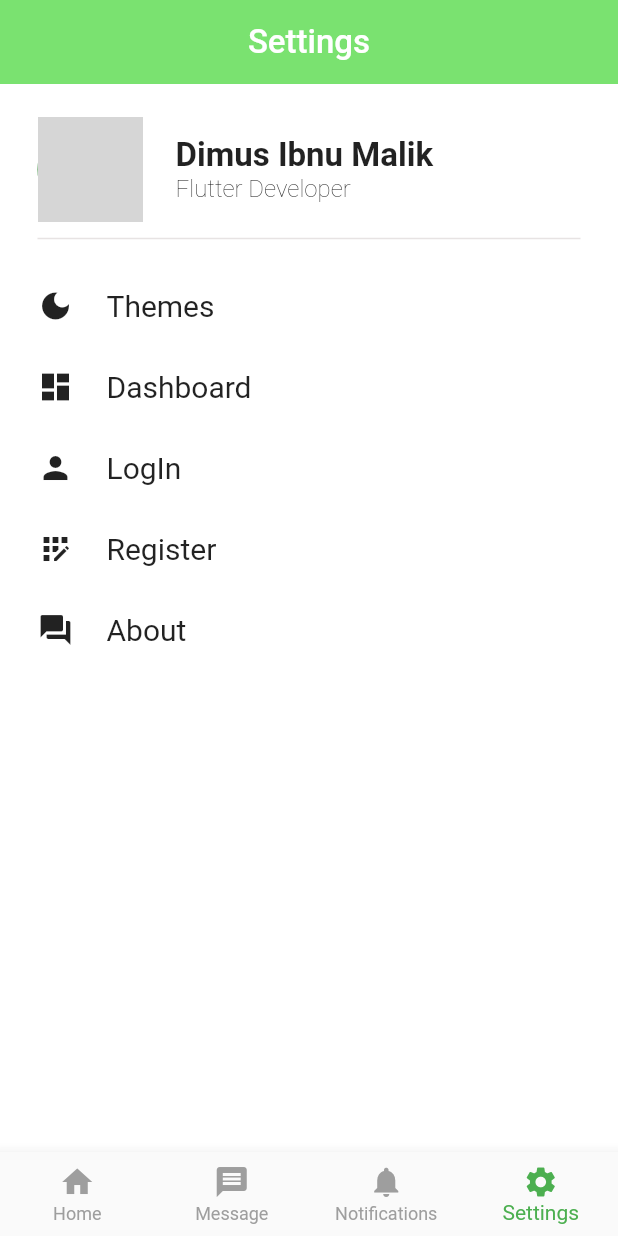
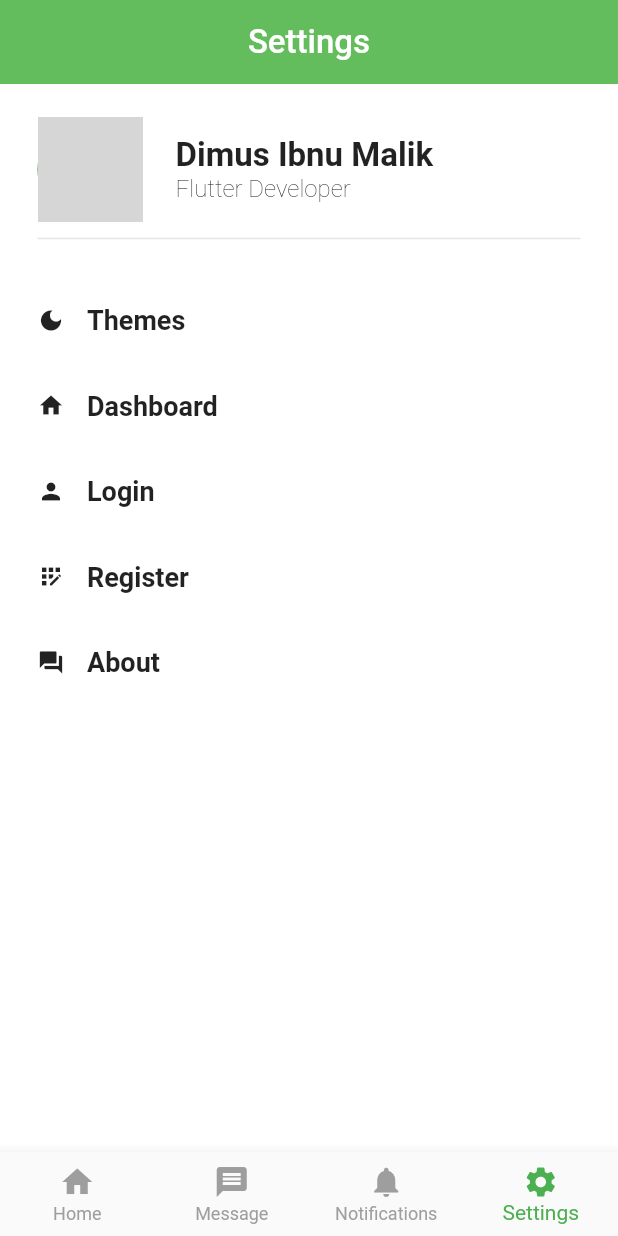
Before and after one commit to mansilogic/MiniProject, a Flutter app: the screen it shows after launch, item 4 of the bottom bar chosen, after a tap on "Themes", on a phone screen of 412 x 824 dp. Run offline on Flutter 3.47's test engine with Material 2 defaults, Android fonts, the phone set to English and light mode, and no system bars; our stand-ins replace carousel_slider, dots_indicator; network calls fail; Roboto replaces fonts that are missing (ABeeZee); grey boxes are pictures that could not be loaded.

Commit message:
ui design updated

```diff
--- /dev/null
+++ b/lib/ui/browser.dart
@@ -0,0 +1,110 @@
+// ignore_for_file: prefer_const_constructors
+
+import 'package:flutter/material.dart';
+
+class BrowserList extends StatefulWidget {
+  const BrowserList({Key? key}) : super(key: key);
+
+  @override
+  State<BrowserList> createState() => _BrowserListState();
+}
+
+class _BrowserListState extends State<BrowserList> {
+  List<Widget> newsList = [];
+  List<String> browserImages = [
+    'lib/images/browser.jpg',
+    'lib/images/big-one.jpg',
+    'lib/images/landscape-photography-13.jpg'
+  ];
+
+  @override
+  void initState() {
+    super.initState();
+    manageList();
+  }
+
+  @override
+  Widget build(BuildContext context) {
+    return Column(
+      children: [
+        const Divider(
+          color: Color.fromARGB(255, 231, 227, 227),
+          height: 22,
+          thickness: 1,
+        ),
+        Row(
+          mainAxisAlignment: MainAxisAlignment.spaceBetween,
+          children: [
+            const Text(
+              "Browser",
+              style: TextStyle(
+                fontWeight: FontWeight.bold,
+                fontSize: 18,
+                fontFamily: 'ABeeZee',
+              ),
+            ),
+            InkWell(
+              onTap: () {},
+              child: const Text(
+                "Filter",
+                style: TextStyle(
+                  fontWeight: FontWeight.w600,
+                  color: Colors.green,
+                  fontSize: 15,
+                ),
+              ),
+            ),
+          ],
+        ),
+        Column(
+          children: newsList,
+        )
+      ],
+    );
+  }
+
+  manageList() {
+    for (int i = 0; i < browserImages.length; i++) {
+      newsList
+          .add(InkWell(onTap: () {}, child: browserContent(browserImages[i])));
+    }
+  }
+
+  Widget browserContent(String imagePath) {
+    return Stack(
+      children: [
+        Container(
+          height: 150,
+          decoration: BoxDecoration(
+            borderRadius: BorderRadius.circular(10),
+            image: DecorationImage(
+              fit: BoxFit.cover,
+              image: AssetImage(imagePath),
+            ),
+          ),
+          margin: const EdgeInsets.symmetric(vertical: 10),
+        ),
+        Padding(
+          padding: const EdgeInsets.symmetric(vertical: 15, horizontal: 5),
+          child: Align(
+            alignment: Alignment.topRight,
+            child: Row(
+              mainAxisSize: MainAxisSize.min,
+              children: [
+                ElevatedButton(
+                  style: ElevatedButton.styleFrom(
+                      backgroundColor: Colors.black.withOpacity(0),
+                      shape: const CircleBorder(),
+                      padding: EdgeInsets.all(10),
+                      minimumSize: const Size.fromRadius(2)),
+                  onPressed: () {},
+                  child: const Icon(Icons.redeem_sharp),
+                ),
+              ],
+            ),
+          ),
+        ),
+      ],
+    );
+  }
+}
--- a/lib/ui/carsousel-slider.dart
+++ b/lib/ui/carsousel-slider.dart
@@ -3,55 +3,74 @@ import 'package:dots_indicator/dots_indicator.dart';
 import 'package:flutter/material.dart';
 
 class CarsouselSlider extends StatefulWidget {
-  const CarsouselSlider({super.key});
+  const CarsouselSlider({Key? key}) : super(key: key);
 
   @override
   State<CarsouselSlider> createState() => _CarsouselSliderState();
 }
 
 class _CarsouselSliderState extends State<CarsouselSlider> {
-  final List<Widget> items = [
-    Container(
-      decoration: BoxDecoration(
-        borderRadius: BorderRadius.circular(15),
-        image: const DecorationImage(
-          image: AssetImage('lib/images/landscape.jpg'),
-          fit: BoxFit.cover,
-        ),
-      ),
-    ),
-    Container(
-      decoration: BoxDecoration(
-        borderRadius: BorderRadius.circular(10),
-        image: const DecorationImage(
-          image: AssetImage('lib/images/big-one.jpg'),
-          fit: BoxFit.cover,
-        ),
-      ),
-    ),
-    Container(
-      decoration: BoxDecoration(
-        borderRadius: BorderRadius.circular(10),
-        image: const DecorationImage(
-          image: AssetImage('lib/images/landscape.jpg'),
-          fit: BoxFit.cover,
-        ),
-      ),
-    ),
-    Container(
-      decoration: BoxDecoration(
-        borderRadius: BorderRadius.circular(10),
-        image: const DecorationImage(
-          image: AssetImage('lib/images/big-one.jpg'),
-          fit: BoxFit.cover,
-        ),
-      ),
-    ),
+  final List<String> imagePaths = [
+    'lib/images/landscape.jpg',
+    'lib/images/big-one.jpg',
   ];
 
   int currentIndex = 0;
+  Decoration imageDecoration(String imagePath) {
+    return BoxDecoration(
+      borderRadius: BorderRadius.circular(15),
+      image: DecorationImage(
+        image: AssetImage(imagePath),
+        fit: BoxFit.cover,
+      ),
+    );
+  }
+
   @override
   Widget build(BuildContext context) {
+    final List<Widget> items = imagePaths.map((imagePath) {
+      return Container(
+        decoration: imageDecoration(imagePath),
+        child: Stack(
+          children: [
+            Padding(
+              padding: const EdgeInsets.all(8.0),
+              child: Align(
+                alignment: Alignment.bottomRight,
+                child: Row(
+                  mainAxisSize: MainAxisSize.min,
+                  children: [
+                    const Expanded(
+                      child: Text(
+                        'hello...Good Morning',
+                        style: TextStyle(color: Colors.white),
+                        textAlign: TextAlign.right,
+                      ),
+                    ),
+                    ElevatedButton(
+                      style: ElevatedButton.styleFrom(
+                          textStyle: const TextStyle(fontSize: 18),
+                          backgroundColor: Colors.black.withOpacity(0.05),
+                          shape: RoundedRectangleBorder(
+                            borderRadius: BorderRadius.circular(30.0),
+                          ),
+                          minimumSize: const Size.fromRadius(2)),
+                      onPressed: () {
+                        print('Button clicked index number : $currentIndex');
+                      },
+                      child: const Text(
+                        '>',
+                        style: TextStyle(color: Colors.white),
+                      ),
+                    ),
+                  ],
+                ),
+              ),
+            ),
+          ],
+        ),
+      );
+    }).toList();
     return Column(
       children: [
         CarouselSlider(
@@ -72,6 +91,9 @@ class _CarsouselSliderState extends State<CarsouselSlider> {
             },
           ),
         ),
+        const SizedBox(
+          height: 10,
+        ),
         DotsIndicator(
           dotsCount: items.length,
           position: currentIndex.toInt(),
--- /dev/null
+++ b/lib/ui/category.dart
@@ -0,0 +1,65 @@
+import 'package:flutter/material.dart';
+
+class CategoryList extends StatefulWidget {
+  const CategoryList({Key? key}) : super(key: key);
+  @override
+  State<CategoryList> createState() => _CategoryListState();
+}
+
+class _CategoryListState extends State<CategoryList> {
+  @override
+  Widget build(BuildContext context) {
+    return Row(
+      mainAxisAlignment: MainAxisAlignment.spaceAround,
+      children: [
+        _category(
+          'lib/category_icons/icons8-ask-question-64.png',
+          'Query',
+        ),
+        _category(
+          'lib/category_icons/icons8-camera-64.png',
+          'Camera',
+        ),
+        _category(
+          'lib/category_icons/icons8-moon-and-stars-64.png',
+          'Theme',
+        ),
+        _category(
+          'lib/category_icons/icons8-music-64.png',
+          'Music',
+        ),
+      ],
+    );
+  }
+
+  Widget _category(String imagePath, String categoryName) {
+    return Column(
+      children: [
+        InkWell(
+          child: Container(
+            width: 55,
+            height: 55,
+            decoration: BoxDecoration(
+              borderRadius: BorderRadius.circular(10),
+              color: const Color.fromARGB(255, 240, 238, 238),
+            ),
+            padding: const EdgeInsets.all(15),
+            child: Image.asset(
+              imagePath,
+              fit: BoxFit.cover,
+            ),
+          ),
+        ),
+        const SizedBox(height: 10),
+        Text(
+          categoryName,
+          style: const TextStyle(
+            fontSize: 16,
+            fontWeight: FontWeight.bold,
+            fontFamily: 'ABeeZee',
+          ),
+        )
+      ],
+    );
+  }
+}
--- a/lib/ui/home.dart
+++ b/lib/ui/home.dart
@@ -1,5 +1,7 @@
 import 'package:flutter/material.dart';
+import 'package:miniproject1/ui/browser.dart';
 import 'package:miniproject1/ui/carsousel-slider.dart';
+import 'package:miniproject1/ui/category.dart';
 
 class Home extends StatelessWidget {
   const Home({super.key});
@@ -7,7 +9,8 @@ class Home extends StatelessWidget {
   @override
   Widget build(BuildContext context) {
     return Scaffold(
-        body: Container(
+        body: SingleChildScrollView(
+      child: Container(
         padding: const EdgeInsets.symmetric(vertical: 45, horizontal: 15),
         child: const Column(
           crossAxisAlignment: CrossAxisAlignment.start,
@@ -44,7 +47,13 @@ class Home extends StatelessWidget {
             ),
             SizedBox(height: 15),
             CarsouselSlider(),
+            SizedBox(
+              height: 15,
+            ),
+            CategoryList(),
+            BrowserList(),
           ],
+        ),
       ),
     ));
   }
--- a/lib/ui/homescreen.dart
+++ b/lib/ui/homescreen.dart
@@ -16,9 +16,13 @@ class _HomeScreenState extends State<HomeScreen> {
 
   @override
   void initState() {
-    // TODO: implement initState
     super.initState();
-    _tabs = [Home(), Login(), Registration(), Settings()];
+    _tabs = [
+      const Home(),
+      const Login(),
+      const Registration(),
+      const Settings()
+    ];
   }
 
   @override
@@ -28,7 +32,6 @@ class _HomeScreenState extends State<HomeScreen> {
       bottomNavigationBar: BottomNavigationBar(
         currentIndex: _currentIndex,
         type: BottomNavigationBarType.fixed,
-        // backgroundColor: const Color.fromARGB(255, 127, 199, 119),
         unselectedItemColor: Colors.grey,
         selectedItemColor: Colors.green,
         onTap: (int index) {
--- a/lib/ui/settings.dart
+++ b/lib/ui/settings.dart
@@ -16,7 +16,7 @@ class _SettingsState extends State<Settings> {
         primarySwatch: Colors.green,
         scaffoldBackgroundColor: Colors.white,
         appBarTheme: const AppBarTheme(
-          backgroundColor: Color.fromARGB(255, 122, 226, 112),
+          backgroundColor: Color.fromARGB(255, 100, 189, 92),
           elevation: 0,
           centerTitle: true,
         ),
@@ -29,7 +29,7 @@ class _SettingsState extends State<Settings> {
           ),
         ),
         body: Container(
-          padding: EdgeInsets.symmetric(vertical: 22, horizontal: 25),
+          padding: const EdgeInsets.symmetric(vertical: 22, horizontal: 25),
           child: Column(
             crossAxisAlignment: CrossAxisAlignment.start,
             children: [
@@ -70,123 +70,38 @@ class _SettingsState extends State<Settings> {
                 thickness: 1,
               ),
               const SizedBox(
-                height: 22,
+                height: 15,
               ),
               Row(
                 children: [
-                  const Icon(Icons.dark_mode),
-                  const SizedBox(
-                    width: 22,
-                  ),
-                  GestureDetector(
-                    onTap: () {
-                      setState(() {});
-                    },
-                    child: const Text(
-                      'Themes',
-                      style: TextStyle(
-                          fontSize: 20,
-                          color: Colors.black87,
-                          fontFamily: 'ABeeZee',
-                          fontWeight: FontWeight.w400),
-                    ),
-                  ),
+                  _menuItem(
+                      title: "Themes", icon: Icons.dark_mode, onTap: () {}),
                 ],
-              ),
-              const SizedBox(
-                height: 30,
               ),
               Row(
                 children: [
-                  const Icon(Icons.dashboard),
-                  const SizedBox(
-                    width: 22,
-                  ),
-                  GestureDetector(
-                    onTap: () {
-                      setState(() {});
-                    },
-                    child: const Text(
-                      'Dashboard',
-                      style: TextStyle(
-                          fontSize: 20,
-                          color: Colors.black87,
-                          fontFamily: 'ABeeZee',
-                          fontWeight: FontWeight.w400),
-                    ),
-                  ),
+                  _menuItem(title: "Dashboard", icon: Icons.home, onTap: () {}),
                 ],
-              ),
-              const SizedBox(
-                height: 30,
               ),
               Row(
                 children: [
-                  const Icon(Icons.person),
-                  const SizedBox(
-                    width: 22,
-                  ),
-                  GestureDetector(
-                    onTap: () {
-                      setState(() {});
-                    },
-                    child: const Text(
-                      'LogIn',
-                      style: TextStyle(
-                          fontSize: 20,
-                          color: Colors.black87,
-                          fontFamily: 'ABeeZee',
-                          fontWeight: FontWeight.w400),
-                    ),
-                  ),
+                  _menuItem(title: "Login", icon: Icons.person, onTap: () {}),
                 ],
-              ),
-              const SizedBox(
-                height: 30,
               ),
               Row(
                 children: [
-                  const Icon(Icons.app_registration),
-                  const SizedBox(
-                    width: 22,
-                  ),
-                  GestureDetector(
-                    onTap: () {
-                      setState(() {});
-                    },
-                    child: const Text(
-                      'Register',
-                      style: TextStyle(
-                          fontSize: 20,
-                          color: Colors.black87,
-                          fontFamily: 'ABeeZee',
-                          fontWeight: FontWeight.w400),
-                    ),
-                  ),
+                  _menuItem(
+                      title: "Register",
+                      icon: Icons.app_registration,
+                      onTap: () {}),
                 ],
-              ),
-              const SizedBox(
-                height: 30,
               ),
               Row(
                 children: [
-                  const Icon(Icons.question_answer),
-                  const SizedBox(
-                    width: 22,
-                  ),
-                  GestureDetector(
-                    onTap: () {
-                      setState(() {});
-                    },
-                    child: const Text(
-                      'About',
-                      style: TextStyle(
-                          fontSize: 20,
-                          color: Colors.black87,
-                          fontFamily: 'ABeeZee',
-                          fontWeight: FontWeight.w400),
-                    ),
-                  ),
+                  _menuItem(
+                      title: "About",
+                      icon: Icons.question_answer,
+                      onTap: () {}),
                 ],
               ),
             ],
@@ -195,4 +110,30 @@ class _SettingsState extends State<Settings> {
       ),
     );
   }
+
+  _menuItem(
+      {required String title,
+      required IconData icon,
+      required Function onTap}) {
+    return GestureDetector(
+      onTap: () {},
+      child: Container(
+          padding: const EdgeInsets.symmetric(vertical: 18),
+          child: Row(
+            children: [
+              Icon(
+                icon,
+                size: 18,
+              ),
+              const SizedBox(width: 15),
+              Text(title,
+                  style: const TextStyle(
+                    fontFamily: 'ABeeZee',
+                    fontSize: 18,
+                    fontWeight: FontWeight.w600,
+                  ))
+            ],
+          )),
+    );
+  }
 }
```
Also changed, not shown: lib/ui/login.dart (+8 -5 lines), lib/ui/navigation.dart (deleted, +0 -60 lines), lib/ui/registration.dart (+4 -3 lines), pubspec.yaml (+7 -0 lines), lib/category_icons/icons8-ask-question-64.png (added), lib/category_icons/icons8-camera-64.png (added), lib/category_icons/icons8-moon-and-stars-64.png (added), lib/category_icons/icons8-music-64.png (added), lib/images/browser.jpg (added), lib/images/landscape-photography-13.jpg (added). Lines whose indentation alone changed are shown as unchanged.
